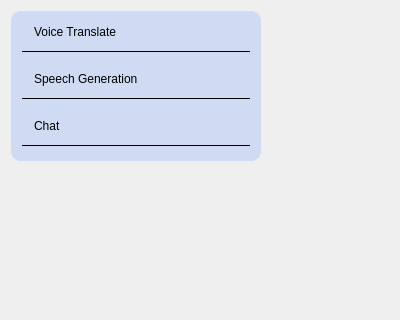
Old version of the form WRobotNavigation.ui in the repository yechaoGitHub/AI.
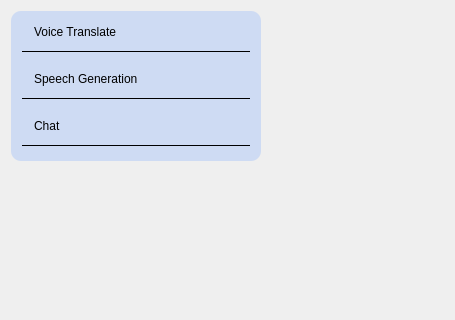
New version of the form.

```diff
--- a/WRobotNavigation.ui
+++ b/WRobotNavigation.ui
@@ -6,13 +6,13 @@
    <rect>
     <x>0</x>
     <y>0</y>
-    <width>400</width>
+    <width>455</width>
     <height>320</height>
    </rect>
   </property>
   <property name="minimumSize">
    <size>
-    <width>400</width>
+    <width>450</width>
     <height>310</height>
    </size>
   </property>
```
